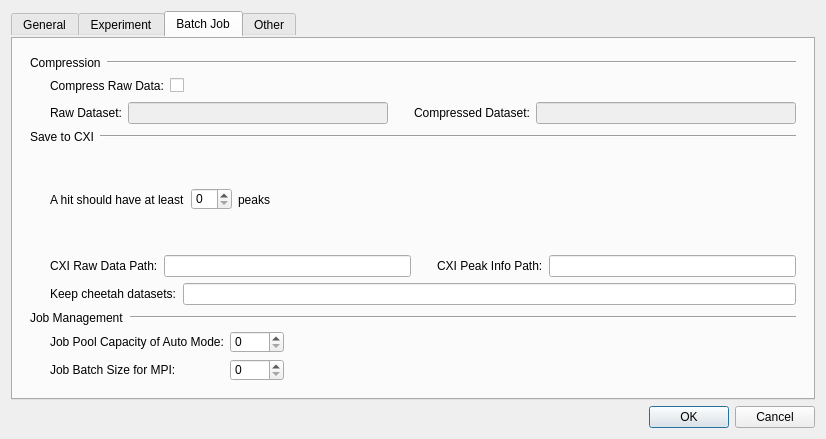
This is ui/settings_diag.ui in LiuLab-CSRC/ClickX as Qt 5 draws it before an edit. The edited form follows.
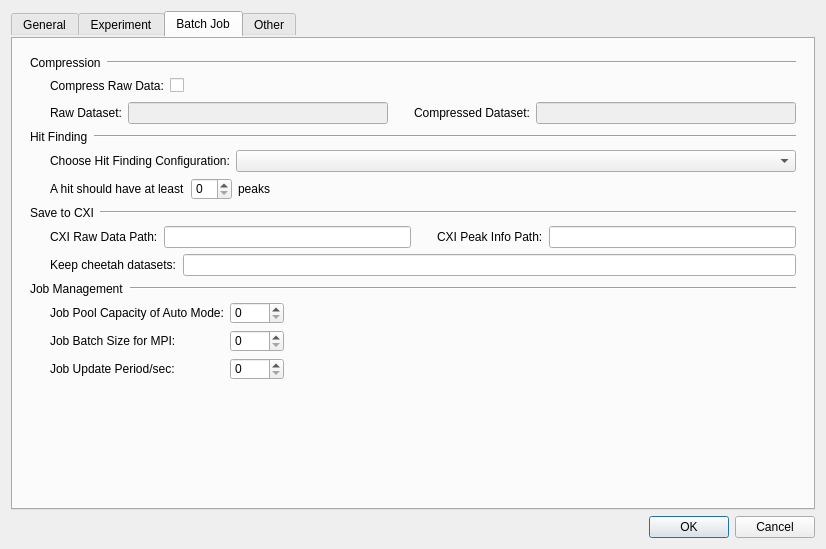
This is the edited form. The open tabs and pages were chosen to show the change.

```diff
--- a/ui/settings_diag.ui
+++ b/ui/settings_diag.ui
@@ -7,7 +7,7 @@
     <x>0</x>
     <y>0</y>
     <width>826</width>
-    <height>439</height>
+    <height>549</height>
    </rect>
   </property>
   <property name="windowTitle">
@@ -385,7 +385,7 @@
       <attribute name="title">
        <string>Batch Job</string>
       </attribute>
-      <layout class="QVBoxLayout" name="verticalLayout_10">
+      <layout class="QVBoxLayout" name="verticalLayout_11">
        <item>
         <layout class="QVBoxLayout" name="verticalLayout_3">
          <item>
@@ -523,18 +523,18 @@
         </layout>
        </item>
        <item>
-        <layout class="QVBoxLayout" name="verticalLayout_8">
+        <layout class="QVBoxLayout" name="verticalLayout_10">
          <item>
-          <layout class="QHBoxLayout" name="horizontalLayout_9" stretch="0,1">
+          <layout class="QHBoxLayout" name="horizontalLayout_15" stretch="0,1">
            <item>
-            <widget class="QLabel" name="label_25">
+            <widget class="QLabel" name="label_29">
              <property name="text">
-              <string>Save to CXI</string>
+              <string>Hit Finding</string>
              </property>
             </widget>
            </item>
            <item>
-            <widget class="Line" name="line_4">
+            <widget class="Line" name="line_6">
              <property name="orientation">
               <enum>Qt::Horizontal</enum>
              </property>
@@ -542,6 +542,36 @@
            </item>
           </layout>
          </item>
+         <item>
+          <layout class="QHBoxLayout" name="horizontalLayout_16" stretch="0,0,1">
+           <item>
+            <spacer name="horizontalSpacer_13">
+             <property name="orientation">
+              <enum>Qt::Horizontal</enum>
+             </property>
+             <property name="sizeType">
+              <enum>QSizePolicy::Fixed</enum>
+             </property>
+             <property name="sizeHint" stdset="0">
+              <size>
+               <width>20</width>
+               <height>20</height>
+              </size>
+             </property>
+            </spacer>
+           </item>
+           <item>
+            <widget class="QLabel" name="label_30">
+             <property name="text">
+              <string>Choose Hit Finding Configuration:</string>
+             </property>
+            </widget>
+           </item>
+           <item>
+            <widget class="QComboBox" name="hitTags"/>
+           </item>
+          </layout>
+         </item>
          <item>
           <layout class="QHBoxLayout" name="horizontalLayout_10">
            <item>
@@ -592,6 +622,28 @@
            </item>
           </layout>
          </item>
+        </layout>
+       </item>
+       <item>
+        <layout class="QVBoxLayout" name="verticalLayout_8">
+         <item>
+          <layout class="QHBoxLayout" name="horizontalLayout_9" stretch="0,1">
+           <item>
+            <widget class="QLabel" name="label_25">
+             <property name="text">
+              <string>Save to CXI</string>
+             </property>
+            </widget>
+           </item>
+           <item>
+            <widget class="Line" name="line_4">
+             <property name="orientation">
+              <enum>Qt::Horizontal</enum>
+             </property>
+            </widget>
+           </item>
+          </layout>
+         </item>
          <item>
           <layout class="QHBoxLayout" name="horizontalLayout_11">
            <item>
@@ -764,6 +816,32 @@
                </property>
               </widget>
              </item>
+             <item row="2" column="0">
+              <spacer name="horizontalSpacer_22">
+               <property name="orientation">
+                <enum>Qt::Horizontal</enum>
+               </property>
+               <property name="sizeType">
+                <enum>QSizePolicy::Fixed</enum>
+               </property>
+               <property name="sizeHint" stdset="0">
+                <size>
+                 <width>20</width>
+                 <height>20</height>
+                </size>
+               </property>
+              </spacer>
+             </item>
+             <item row="2" column="1">
+              <widget class="QLabel" name="label_31">
+               <property name="text">
+                <string>Job Update Period/sec:</string>
+               </property>
+              </widget>
+             </item>
+             <item row="2" column="2">
+              <widget class="QSpinBox" name="updatePeriod"/>
+             </item>
             </layout>
            </item>
            <item>
@@ -783,6 +861,19 @@
          </item>
         </layout>
        </item>
+       <item>
+        <spacer name="verticalSpacer_2">
+         <property name="orientation">
+          <enum>Qt::Vertical</enum>
+         </property>
+         <property name="sizeHint" stdset="0">
+          <size>
+           <width>20</width>
+           <height>4</height>
+          </size>
+         </property>
+        </spacer>
+       </item>
       </layout>
      </widget>
      <widget class="QWidget" name="tab_4">
```
